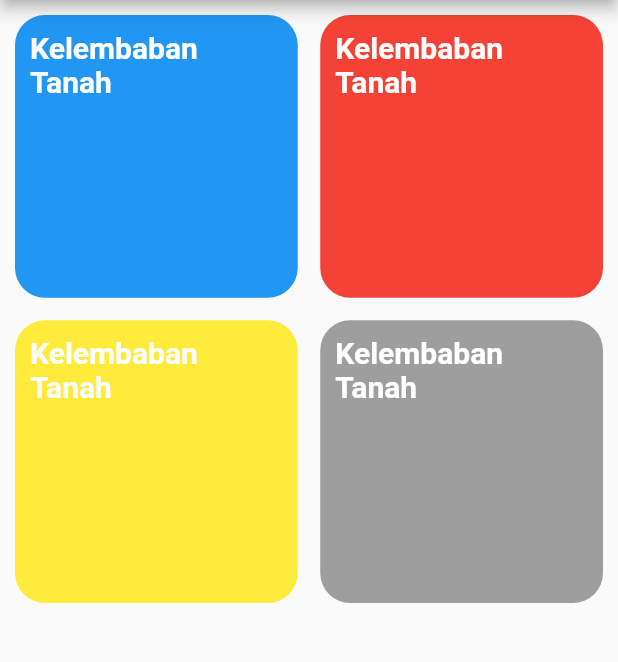
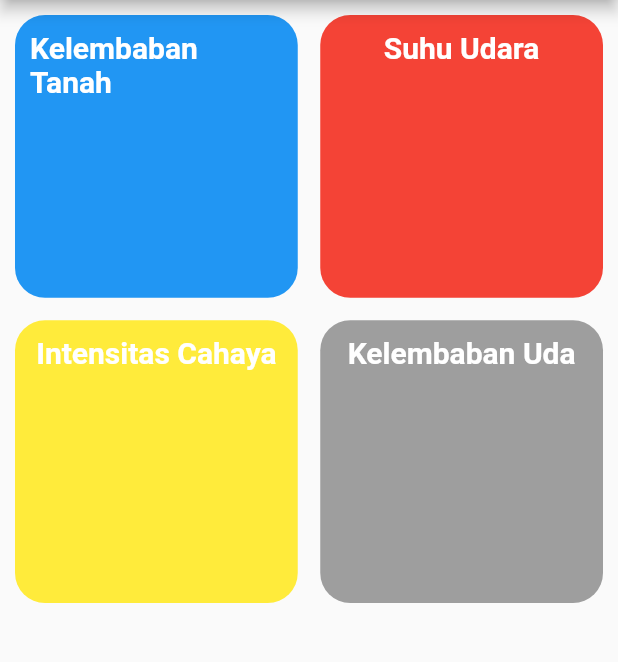
Before and after one commit to zgabriel48/flutterappsawi, a Flutter app: the screen it shows after launch, on a phone screen of 412 x 824 dp, the part 84-746 px from its top. Run offline on Flutter 3.47's test engine with Material 2 defaults, Android fonts, the phone set to English and light mode, and no system bars.

Commit message:
main.dart changes

```diff
--- a/lib/main.dart
+++ b/lib/main.dart
@@ -74,7 +74,7 @@ class _MyHomePageState extends State<MyHomePage> {
                       mainAxisAlignment: MainAxisAlignment.start,
                       children: [
                         Text(
-                          "Kelembaban Tanah",
+                          "Suhu Udara",
                           style: TextStyle(
                             color: Colors.white,
                             fontWeight: FontWeight.w700,
@@ -97,7 +97,7 @@ class _MyHomePageState extends State<MyHomePage> {
                       mainAxisAlignment: MainAxisAlignment.start,
                       children: [
                         Text(
-                          "Kelembaban Tanah",
+                          "Intensitas Cahaya",
                           style: TextStyle(
                             color: Colors.white,
                             fontWeight: FontWeight.w700,
@@ -120,7 +120,7 @@ class _MyHomePageState extends State<MyHomePage> {
                       mainAxisAlignment: MainAxisAlignment.start,
                       children: [
                         Text(
-                          "Kelembaban Tanah",
+                          "Kelembaban Uda",
                           style: TextStyle(
                             color: Colors.white,
                             fontWeight: FontWeight.w700,
```
